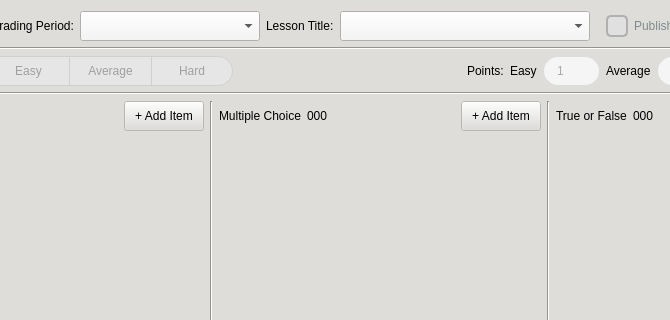
Old version of the form CAI_PyQt/CAI_Admin/UI/QuizDialog.ui in the repository CPG19040/CPG19040; both pictures show x 128 to 798 and y 0 to 320 of the 1016 by 689 pixel window.
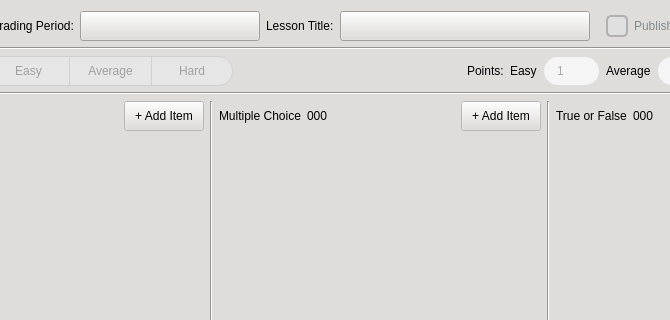
New version of the form. Icons and pictures are not drawn.

```diff
--- a/CAI_PyQt/CAI_Admin/UI/QuizDialog.ui
+++ b/CAI_PyQt/CAI_Admin/UI/QuizDialog.ui
@@ -20,34 +20,43 @@
     background-color: rgb(222, 221, 218);
 }
 
-*[class=&quot;button-green&quot;] {
+QPushButton[class=&quot;button-green&quot;] {
+	border: 1px solid #0a5128;
     border-radius: 15px;
     padding: 0px 10px 0px;
-    background: #129046;
+    background: qlineargradient(x1:0, y1:0, x2:0, y2:1, 
+                                stop:0 #1ebd5d, 
+                                stop:1 #107f3f);
     color: #FFF;
-	font: 10pt &quot;Inter SemiBold&quot;;
+    font: 10pt &quot;Inter SemiBold&quot;;
 }
 
 *[class=&quot;button-green&quot;]:hover {
     background: #27AE60;
 }
 
-*[class=&quot;button-green&quot;]:disabled {
-    background: #A5D6A7;
-    color: #E8F5E9;
-    opacity: 0.6;
+QPushButton[class=&quot;button-green&quot;]:pressed {
+    background: qlineargradient(x1:0, y1:0, x2:0, y2:1, 
+                                stop:0 #0b572a, 
+                                stop:1 #129046); 
+}
+
+QPushButton[class=&quot;button-green&quot;]:disabled {
+	background: #A5D6A7;
+	border: 1px solid #94c096;
+	color: #E8F5E9;
+	opacity: 0.6;
 }
 
 QComboBox[class=&quot;combobox-main&quot;] {
-	height: 30px;
-	border: 1px solid #999;
-	border-radius: 15px;
+    height: 30px;
+    border: 1px solid #999;
+    border-radius: 15px;
     padding-left: 10px;
     background-color: #ffffff;
     color: #333333;
-    font-size: 12px;
+    font: 10pt &quot;Inter Medium&quot;;
     selection-background-color: #7eb4d7;
-	font: 10pt &quot;Inter&quot;;
 }
 
 QComboBox[class=&quot;combobox-main&quot;]:focus {
@@ -58,33 +67,38 @@
     border: 1px solid #3498db;
 }
 
-QComboBox[class=&quot;combobox-main&quot;]::drop-down {
+QComboBox::drop-down {
     subcontrol-origin: padding;
     subcontrol-position: top right;
     width: 30px;
     border-left-width: 0px;
-    border-top-right-radius: 8px;
-    border-bottom-right-radius: 8px;
+    border-top-right-radius: 15px;
+    border-bottom-right-radius: 15px;
 }
 
-QComboBox[class=&quot;combobox-main&quot;]::down-arrow {
+QComboBox::down-arrow {
     image: url(:/Images/Images/caret-down.png);
     border: none;
     width: 8px;
     height: 8px;
 }
 
-QComboBox[class=&quot;combobox-main&quot;] QAbstractItemView {
-    background-color: #ffffff;
+QComboBox QAbstractItemView {
+    background-color: white !important;
+    border: 1px solid #999;
     selection-background-color: #7eb4d7;
     selection-color: #ffffff;
-    border-radius: 5px;
+    outline: 0;
 }
 
-QComboBox[class=&quot;combobox-main&quot;] QAbstractItemView::item {
-    min-height: 35px;
-    padding-left: 10px;
+QComboBox QAbstractItemView::item {
     border-radius: 4px;
+    color: #333333;
+}
+
+QComboBox[class=&quot;combobox-main&quot;] QAbstractItemView::item:hover {
+    background-color: #7eb4d7;
+    color: #ffffff;
 }
 
 QSpinBox {
@@ -230,7 +244,7 @@
          </size>
         </property>
         <property name="styleSheet">
-         <string notr="true">color: rgb(0, 0, 0); background-color: rgb(246, 245, 244); padding: 0px 10px 0px;</string>
+         <string notr="true"/>
         </property>
         <property name="class" stdset="0">
          <string>combobox-main</string>
@@ -259,7 +273,7 @@
          </size>
         </property>
         <property name="styleSheet">
-         <string notr="true">color: rgb(0, 0, 0); background-color: rgb(246, 245, 244); padding: 0px 10px 0px;</string>
+         <string notr="true"/>
         </property>
         <property name="class" stdset="0">
          <string>combobox-main</string>
```
Left out of the diff: 12 changed lines with no effect on the pictures.
